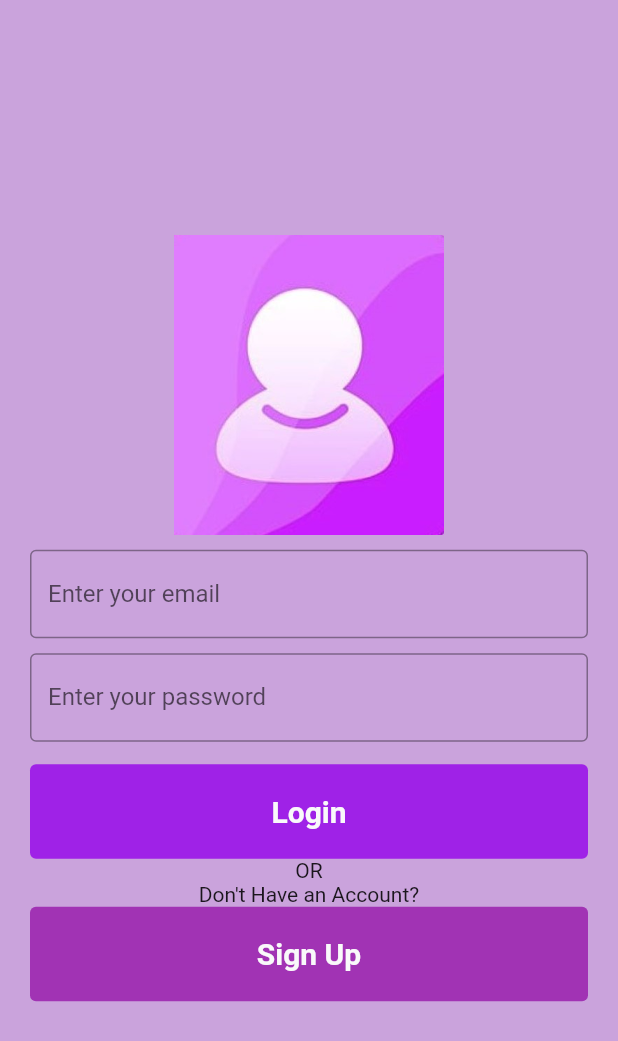
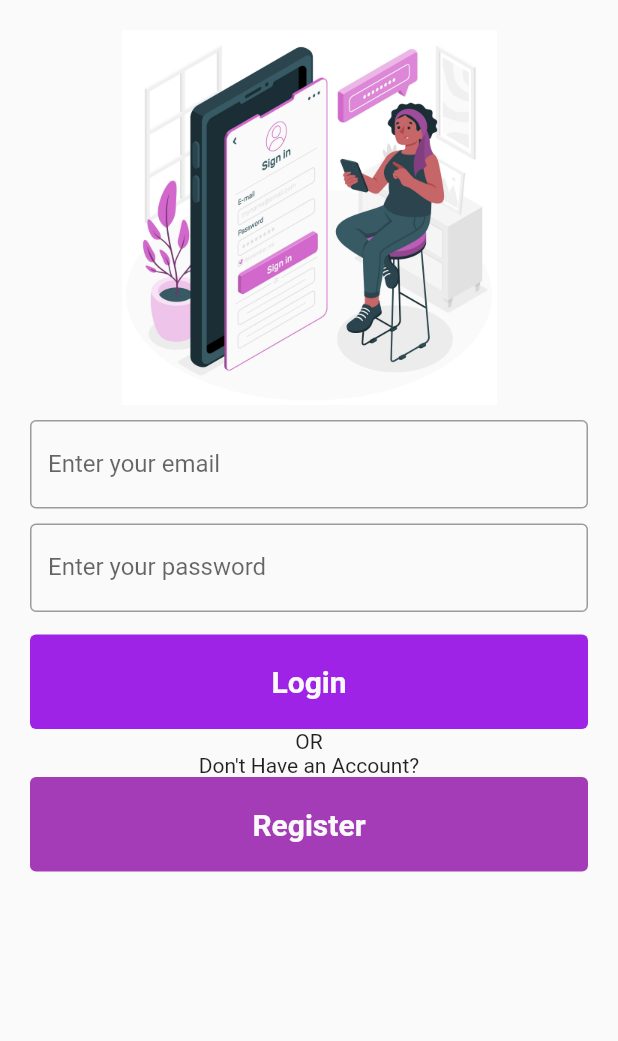
Before and after one commit to nethmi1999/newbmicalculator, a Flutter app: the screen it shows after launch, on a phone screen of 412 x 824 dp. Shown: the top 1041 px of the screen. Run offline on Flutter 3.47's test engine with Material 2 defaults, Android fonts, the phone set to English and light mode, and no system bars; our stand-ins replace cloud_firestore, firebase_auth, firebase_core, get; accounts and stored records are empty.

Commit message:
login and register pages changed , new images added

```diff
--- a/lib/authentication/login.dart
+++ b/lib/authentication/login.dart
@@ -3,18 +3,13 @@ import 'package:flutter/material.dart';
 import 'package:get/get.dart';
 import 'package:newbmi/authentication/bmi_screen.dart';
 import 'package:newbmi/authentication/register.dart';
-import 'package:newbmi/dashboard.dart';
+
 
 class LoginScreen extends StatelessWidget {
   LoginScreen({super.key});
 
   final emailController = TextEditingController();
   final passwordController = TextEditingController();
-
-  final GlobalKey<FormState> _fromKey = GlobalKey<FormState>();
-
-  var email;
-  var password;
 
   @override
   Widget build(BuildContext context) {
@@ -32,15 +27,15 @@ class BackgroundImageWidget extends StatelessWidget {
   final emailController = TextEditingController();
   final passwordController = TextEditingController();
 
+
   @override
   Widget build(BuildContext context) {
-    return Container(
-      decoration: BoxDecoration(
-        image: DecorationImage(
-          image: AssetImage('assets/images/welcome.jpg'),
-          fit: BoxFit.cover, // Adjust this based on your needs
-        ),
-      ),
+    return Scaffold(
+      body: SafeArea(
+        child: SingleChildScrollView(
+          child: Column(
+            children: [
+              Container(
                 child: Padding(
                   padding: const EdgeInsets.all(20.0),
                   child: Form(
@@ -53,18 +48,20 @@ class BackgroundImageWidget extends StatelessWidget {
                           children: [
                             Image.asset(
                               'assets/images/login.jpg',
-                    height: 200,
-                    width: 200,
+                              width: 250,
                               alignment: Alignment.center,
                             ),
                           ],
                         ),
+                        Column(
+                          children: [
                             SizedBox(height: 10.0),
                             TextFormField(
                               decoration: const InputDecoration(
                                 border: OutlineInputBorder(),
                                 labelText: 'Enter your email',
                               ),
+
                               controller: emailController,
                               onSaved: (value) {
                                 email = value;
@@ -77,6 +74,7 @@ class BackgroundImageWidget extends StatelessWidget {
                                 labelText: 'Enter your password',
                               ),
                               controller: passwordController,
+
                               onSaved: (value) {
                                 password = value;
                               },
@@ -87,32 +85,32 @@ class BackgroundImageWidget extends StatelessWidget {
                                 Expanded(
                                   child: ElevatedButton(
                                       style: ElevatedButton.styleFrom(
-                            backgroundColor: Color.fromARGB(255, 159, 34, 231),
+                                          backgroundColor:
+                                          Color.fromARGB(255, 159, 34, 231),
                                           elevation: 0,
                                           padding: EdgeInsets.all(20)),
                                       onPressed: () {
-
-                            FirebaseAuth.instance.signInWithEmailAndPassword(email: emailController.text, password: passwordController.text)
-                            .whenComplete(() => Get.to(()=>HomePage()));
-
+                                        FirebaseAuth.instance
+                                            .signInWithEmailAndPassword(
+                                            email: emailController.text,
+                                            password: passwordController.text);
                                       },
                                       child: const Text(
                                         "Login",
                                         style: TextStyle(
-                            fontSize: 20.0, // Adjust the font size as needed
+                                          fontSize: 20.0,
+                                          // Adjust the font size as needed
                                           fontWeight: FontWeight.bold,
-                            color: Color.fromARGB(255, 249, 249,
-                                250), // Change the text color if desired
+                                          color: Color.fromARGB(255, 249, 249, 250),
                                         ),
                                       )),
                                 ),
                               ],
                             ),
+                          ],
+                        ),
                         const Column(
-                children: [
-                  Text("OR"),
-                  Text("Don't Have an Account?")
-                ],
+                          children: [Text("OR"), Text("Don't Have an Account?")],
                         ),
                         Row(
                           children: [
@@ -122,9 +120,9 @@ class BackgroundImageWidget extends StatelessWidget {
                                       backgroundColor: Colors.purple.withOpacity(0.9),
                                       elevation: 0,
                                       padding: EdgeInsets.all(20)),
-                        onPressed: ()=>Get.to(()=>RegisterScreen()),
+                                  onPressed: () => Get.to(() => RegisterScreen()),
                                   child: const Text(
-                          "Sign Up",
+                                    "Register",
                                     style: TextStyle(
                                       fontSize: 20.0, // Adjust the font size as needed
                                       fontWeight: FontWeight.bold,
@@ -139,6 +137,11 @@ class BackgroundImageWidget extends StatelessWidget {
                     ),
                   ),
                 ),
+              )
+            ],
+          ),
+        ),
+      ),
     );
   }
 }
--- a/lib/main.dart
+++ b/lib/main.dart
@@ -23,7 +23,7 @@ class MyApp extends StatelessWidget {
       theme: ThemeData(
         primarySwatch: Colors.blue,
       ),
-      home:const PageSwitcher(), // Set the dashboard page as the main page
+      home:const PageSwitcher(),
     );
   }
 }
--- a/lib/prevoius_records_screen.dart
+++ b/lib/prevoius_records_screen.dart
@@ -25,8 +25,9 @@ class MyRecords extends StatelessWidget {
                 ],
               ),
               const Image(
-                  image:
-                  NetworkImage("https://static.vecteezy.com/system/resources/previews/003/792/765/non_2x/bmi-categories-chart-body-mass-index-and-scale-mass-people-severely-underweight-underweight-optimal-overweight-obese-severely-obese-graph-control-health-illustration-vector.jpg")),
+                  image: AssetImage("assets/images/records.jpg"),
+                width: 250,
+              ),
               const Padding(
                 padding: EdgeInsets.symmetric(vertical: 20.0),
                 child: Row(
```
Also changed, not shown: lib/authentication/register.dart (+24 -10 lines), assets/images/login.jpg, assets/images/records.jpg (added), assets/images/register.jpg. Lines whose indentation alone changed are shown as unchanged.
